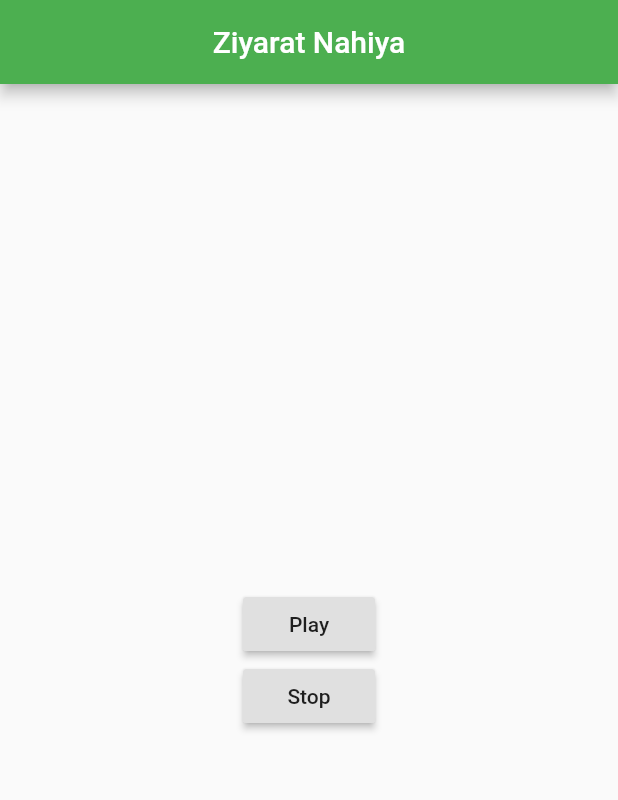
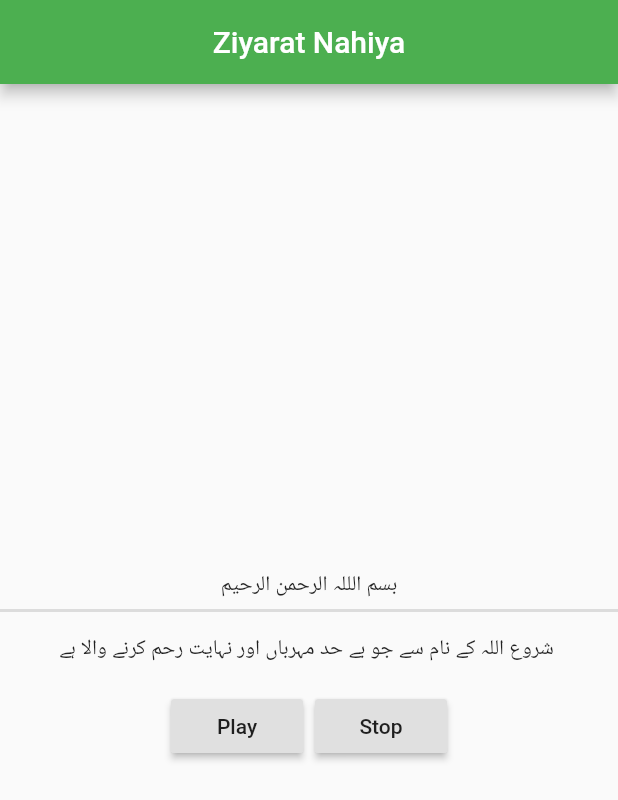
Before and after one commit to mazanaqvi/Ziyarat-e-Nahiya, a Flutter app: the screen it shows after launch, on a phone screen of 412 x 824 dp. Shown: the top 800 px of the screen. Run offline on Flutter 3.47's test engine with Material 2 defaults, Android fonts, the phone set to English and light mode, and no system bars; our stand-ins replace assets_audio_player, audioplayers, get.

Commit message:
all the functionalities are added for single page

```diff
--- a/lib/main.dart
+++ b/lib/main.dart
@@ -1,5 +1,5 @@
 import 'package:flutter/material.dart';
-import 'package:islamicdua_/my_audio_player.dart';
+import 'package:islamicdua_/text_and_audio.dart';
 
 void main() {
   runApp(const MyApp());
@@ -40,7 +40,7 @@ class _MyHomePageState extends State<MyHomePage> {
       body: Center(
         child: Column(
           mainAxisAlignment: MainAxisAlignment.center,
-          children: const <Widget>[MyAudioPlayer()],
+          children: const <Widget>[TextAndAudio(index: 0)],
         ),
       ),
     );
--- a/lib/my_audio_player.dart
+++ /dev/null
@@ -1,44 +0,0 @@
-import 'dart:typed_data';
-
-import 'package:flutter/material.dart';
-import 'package:assets_audio_player/assets_audio_player.dart';
-import 'package:audioplayers/audioplayers.dart';
-
-class MyAudioPlayer extends StatefulWidget {
-  const MyAudioPlayer({Key? key}) : super(key: key);
-
-  @override
-  State<MyAudioPlayer> createState() => _MyAudioPlayerState();
-}
-
-class _MyAudioPlayerState extends State<MyAudioPlayer> {
-  AudioPlayer player = AudioPlayer();
-  AssetsAudioPlayer assetsAudioPlayer = AssetsAudioPlayer();
-  @override
-  Widget build(BuildContext context) {
-    return Container(
-      child: Center(
-        child: Column(
-          mainAxisAlignment: MainAxisAlignment.center,
-          children: <Widget>[
-            RaisedButton(
-              child: Text('Play'),
-              onPressed: () async {
-                assetsAudioPlayer.open(
-                  Audio("assets/audio.mp3"),
-                  showNotification: true,
-                );
-              },
-            ),
-            RaisedButton(
-              child: Text('Stop'),
-              onPressed: () async {
-                assetsAudioPlayer.stop();
-              },
-            ),
-          ],
-        ),
-      ),
-    );
-  }
-}
--- /dev/null
+++ b/lib/text_and_audio.dart
@@ -0,0 +1,63 @@
+import 'package:get/get.dart';
+import 'package:flutter/material.dart';
+import 'package:assets_audio_player/assets_audio_player.dart';
+import 'package:audioplayers/audioplayers.dart';
+import 'package:islamicdua_/text_strings.dart';
+
+class TextAndAudio extends StatefulWidget {
+  final int index;
+  const TextAndAudio({Key? key, required this.index}) : super(key: key);
+
+  @override
+  State<TextAndAudio> createState() => _TextAndAudioState();
+}
+
+class _TextAndAudioState extends State<TextAndAudio> {
+  AudioPlayer player = AudioPlayer();
+  AssetsAudioPlayer assetsAudioPlayer = AssetsAudioPlayer();
+  @override
+  Widget build(BuildContext context) {
+    fillList();
+    return Column(
+      children: [
+        Padding(
+          padding: const EdgeInsets.only(top: 8.0),
+          child: Text(arabicText[0]),
+        ),
+        Divider(
+          thickness: 2,
+        ),
+        Padding(
+          padding: const EdgeInsets.only(top: 8.0),
+          child: Text(urduText[0]),
+        ),
+        Padding(
+          padding: const EdgeInsets.only(top: 18.0),
+          child: Row(
+            mainAxisAlignment: MainAxisAlignment.center,
+            children: <Widget>[
+              RaisedButton(
+                child: Text('Play'),
+                onPressed: () async {
+                  assetsAudioPlayer.open(
+                    Audio(audioPaths[0]),
+                    showNotification: true,
+                  );
+                },
+              ),
+              Padding(
+                padding: const EdgeInsets.only(left: 8.0),
+                child: RaisedButton(
+                  child: Text('Stop'),
+                  onPressed: () async {
+                    assetsAudioPlayer.stop();
+                  },
+                ),
+              ),
+            ],
+          ),
+        ),
+      ],
+    );
+  }
+}
--- /dev/null
+++ b/lib/text_strings.dart
@@ -0,0 +1,9 @@
+List<String> urduText = [];
+List<String> arabicText = [];
+List<String> audioPaths = [];
+fillList() {
+  arabicText.add("بسم الللہ الرحمن الرحیم");
+  urduText
+      .add("شروع اللہ کے نام سے جو بے حد مہرباں اور نہایت رحم کرنے والا ہے ");
+  audioPaths.add("assets/audio.mp3");
+}
--- a/pubspec.yaml
+++ b/pubspec.yaml
@@ -36,6 +36,7 @@ dependencies:
   cupertino_icons: ^1.0.2
   assets_audio_player: ^3.0.5
   audioplayers: ^1.0.1
+  get: ^4.6.5
 
 dev_dependencies:
   flutter_test:
```
Also changed, not shown: lib/backup.dart (added, +22 -0 lines), lib/views/home.dart (added, +22 -0 lines), pubspec.lock, 3 other files.
